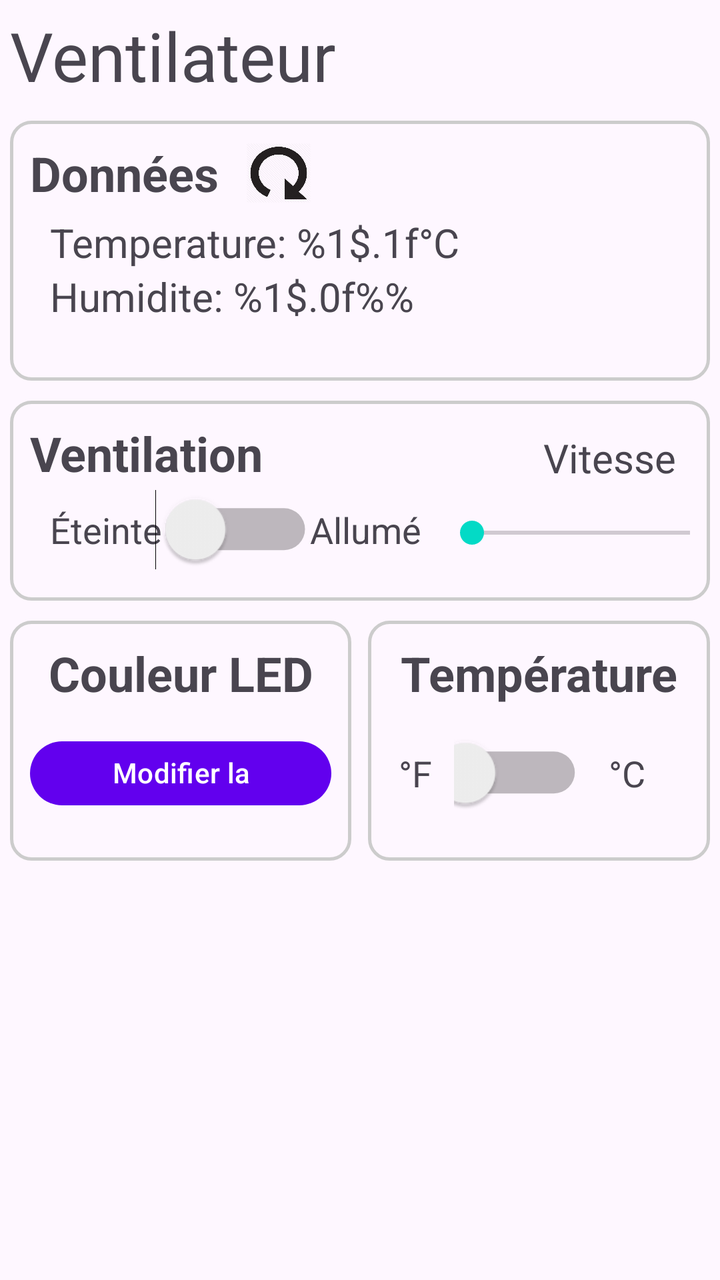
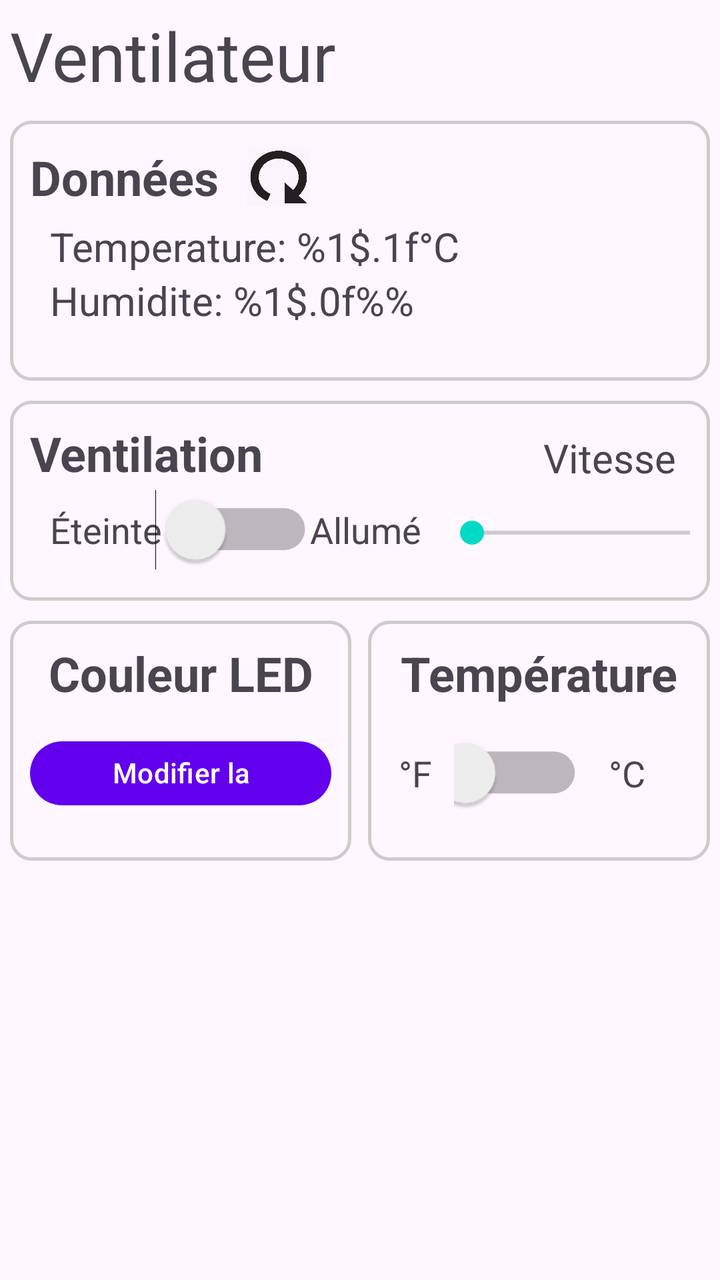

The first picture is an Android layout as it rendered before a commit; the second is the same layout after the commit. The layout source and the unified diff follow.
<!-- AndroidManifest.xml: application theme Theme.ObjetConnecteApplication -->
<!-- res/layout/fragment_accueil.xml -->
<?xml version="1.0" encoding="utf-8"?>
<androidx.constraintlayout.widget.ConstraintLayout xmlns:android="http://schemas.android.com/apk/res/android"
    xmlns:app="http://schemas.android.com/apk/res-auto"
    xmlns:tools="http://schemas.android.com/tools"
    android:layout_width="match_parent"
    android:layout_height="match_parent">

    <TextView
        android:id="@+id/tv_titre_vue_accueil"
        android:layout_width="wrap_content"
        android:layout_height="wrap_content"
        android:layout_marginStart="5dp"
        android:layout_marginTop="5dp"
        android:text="@string/ventilateur"
        android:textSize="34sp"
        app:layout_constraintStart_toStartOf="parent"
        app:layout_constraintTop_toTopOf="parent" />

    <androidx.constraintlayout.widget.ConstraintLayout
        android:id="@+id/layout_donnees"
        android:layout_width="0dp"
        android:layout_height="130dp"
        android:layout_marginStart="5dp"
        android:layout_marginTop="10dp"
        android:layout_marginEnd="5dp"
        android:background="@drawable/customborder"
        app:layout_constraintEnd_toEndOf="parent"
        app:layout_constraintStart_toStartOf="parent"
        app:layout_constraintTop_toBottomOf="@+id/tv_titre_vue_accueil">


        <TextView
            android:id="@+id/tv_donnees"
            android:layout_width="wrap_content"
            android:layout_height="wrap_content"
            android:text="@string/donnees"
            android:textSize="24sp"
            android:textStyle="bold"
            app:layout_constraintStart_toStartOf="parent"
            app:layout_constraintTop_toTopOf="parent" />

        <ImageButton
            android:id="@+id/btn_refresh_status"
            android:layout_width="30dp"
            android:layout_height="0dp"
            android:layout_marginStart="15dp"
            android:background="@drawable/reload_icon_16891"
            android:rotation="90"
            app:layout_constraintBottom_toBottomOf="@+id/tv_donnees"
            app:layout_constraintStart_toEndOf="@+id/tv_donnees"
            app:layout_constraintTop_toTopOf="@+id/tv_donnees" />

        <TextView
            android:id="@+id/tv_temperature"
            android:layout_width="wrap_content"
            android:layout_height="wrap_content"
            android:layout_marginStart="10dp"
            android:layout_marginTop="5dp"
            android:text="@string/temperature"
            android:textSize="20sp"
            app:layout_constraintStart_toStartOf="@+id/tv_donnees"
            app:layout_constraintTop_toBottomOf="@+id/tv_donnees" />

        <TextView
            android:id="@+id/tv_humidite"
            android:layout_width="wrap_content"
            android:layout_height="wrap_content"
            android:text="@string/humidite"
            android:textSize="20sp"
            app:layout_constraintStart_toStartOf="@+id/tv_temperature"
            app:layout_constraintTop_toBottomOf="@+id/tv_temperature" />

    </androidx.constraintlayout.widget.ConstraintLayout>

    <androidx.constraintlayout.widget.ConstraintLayout
        android:id="@+id/layout_ventilation"
        android:layout_width="0dp"
        android:layout_height="100dp"
        android:layout_marginTop="10dp"
        android:background="@drawable/customborder"
        app:layout_constraintEnd_toEndOf="@+id/layout_donnees"
        app:layout_constraintStart_toStartOf="@+id/layout_donnees"
        app:layout_constraintTop_toBottomOf="@+id/layout_donnees">

        <TextView
            android:id="@+id/tv_ventilation"
            android:layout_width="wrap_content"
            android:layout_height="wrap_content"
            android:text="@string/ventilation_titre"
            android:textSize="24sp"
            android:textStyle="bold"
            app:layout_constraintStart_toStartOf="parent"
            app:layout_constraintTop_toTopOf="parent" />

        <TextView
            android:id="@+id/tv_ventilation_eteint"
            android:layout_width="wrap_content"
            android:layout_height="wrap_content"
            android:layout_marginStart="10dp"
            android:layout_marginTop="10dp"
            android:text="@string/eteinte"
            android:textSize="18sp"
            app:layout_constraintStart_toStartOf="@+id/tv_ventilation"
            app:layout_constraintTop_toBottomOf="@+id/tv_ventilation" />

        <Switch
            android:id="@+id/switch_ventilation"
            android:layout_width="0dp"
            android:layout_height="37dp"
            android:layout_marginStart="10dp"
            android:scaleX="1.5"
            android:scaleY="1.5"
            app:layout_constraintBottom_toBottomOf="@+id/tv_ventilation_eteint"
            app:layout_constraintStart_toEndOf="@+id/tv_ventilation_eteint"
            app:layout_constraintTop_toTopOf="@+id/tv_ventilation_eteint"
            tools:ignore="UseSwitchCompatOrMaterialXml" />

        <TextView
            android:id="@+id/tv_ventilation_allume"
            android:layout_width="wrap_content"
            android:layout_height="wrap_content"
            android:layout_marginStart="10dp"
            android:text="@string/allume"
            android:textSize="18sp"
            app:layout_constraintBottom_toBottomOf="@+id/tv_ventilation_eteint"
            app:layout_constraintStart_toEndOf="@+id/switch_ventilation"
            app:layout_constraintTop_toTopOf="@+id/tv_ventilation_eteint"
            app:layout_constraintVertical_bias="0.0" />

        <TextView
            android:id="@+id/tv_ventilation_vitesse"
            android:layout_width="wrap_content"
            android:layout_height="wrap_content"
            android:layout_marginStart="140dp"
            android:layout_marginTop="5dp"
            android:text="@string/vitesse_titre"
            android:textSize="20sp"
            app:layout_constraintStart_toEndOf="@+id/tv_ventilation"
            app:layout_constraintTop_toTopOf="parent" />

        <SeekBar
            android:id="@+id/seekBar_vitesse"
            android:layout_width="170dp"
            android:layout_height="wrap_content"
            android:layout_marginTop="15dp"
            app:layout_constraintEnd_toEndOf="@+id/tv_ventilation_vitesse"
            app:layout_constraintStart_toStartOf="@+id/tv_ventilation_vitesse"
            app:layout_constraintTop_toBottomOf="@+id/tv_ventilation_vitesse" />

    </androidx.constraintlayout.widget.ConstraintLayout>

    <LinearLayout
        android:id="@+id/ll_led_temp"
        android:layout_width="0dp"
        android:layout_height="120dp"
        android:layout_marginTop="10dp"
        android:orientation="horizontal"
        app:layout_constraintEnd_toEndOf="@+id/layout_ventilation"
        app:layout_constraintStart_toStartOf="@+id/layout_ventilation"
        app:layout_constraintTop_toBottomOf="@+id/layout_ventilation">

        <androidx.constraintlayout.widget.ConstraintLayout
            android:id="@+id/layout_led"
            android:layout_width="0dp"
            android:layout_height="match_parent"
            android:layout_weight="1"
            android:background="@drawable/customborder">

            <TextView
                android:id="@+id/tv_couleur_led"
                android:layout_width="0dp"
                android:layout_height="wrap_content"
                android:gravity="center"
                android:text="@string/couleur_led_titre"
                android:textSize="24sp"
                android:textStyle="bold"
                app:layout_constraintEnd_toEndOf="parent"
                app:layout_constraintStart_toStartOf="parent"
                app:layout_constraintTop_toTopOf="parent" />

            <Button
                android:id="@+id/btn_modifier_couleur"
                android:layout_width="0dp"
                android:layout_height="40dp"
                android:text="@string/modifier_la_couleur"
                app:layout_constraintBottom_toBottomOf="parent"
                app:layout_constraintEnd_toEndOf="@+id/tv_couleur_led"
                app:layout_constraintStart_toStartOf="@+id/tv_couleur_led"
                app:layout_constraintTop_toBottomOf="@+id/tv_couleur_led" />
        </androidx.constraintlayout.widget.ConstraintLayout>

        <Space
            android:layout_width="wrap_content"
            android:layout_height="wrap_content"
            android:layout_weight="0.05" />

        <androidx.constraintlayout.widget.ConstraintLayout
            android:id="@+id/layout_temperature"
            android:layout_width="0dp"
            android:layout_height="match_parent"
            android:layout_weight="1"
            android:background="@drawable/customborder">

            <TextView
                android:id="@+id/tv_temperature_titre"
                android:layout_width="0dp"
                android:layout_height="wrap_content"
                android:gravity="center"
                android:text="@string/temp_rature_titre"
                android:textSize="24sp"
                android:textStyle="bold"
                app:layout_constraintEnd_toEndOf="parent"
                app:layout_constraintStart_toStartOf="parent"
                app:layout_constraintTop_toTopOf="parent" />

            <LinearLayout
                android:layout_width="0dp"
                android:layout_height="0dp"
                android:orientation="horizontal"
                app:layout_constraintBottom_toBottomOf="parent"
                app:layout_constraintEnd_toEndOf="@+id/tv_temperature_titre"
                app:layout_constraintStart_toStartOf="@+id/tv_temperature_titre"
                app:layout_constraintTop_toBottomOf="@+id/tv_temperature_titre">

                <TextView
                    android:id="@+id/tv_temperature_type_f"
                    android:layout_width="0dp"
                    android:layout_height="match_parent"
                    android:layout_weight="1"
                    android:gravity="center|right"
                    android:text="@string/temperature_type_f"
                    android:textSize="18sp" />

                <Space
                    android:layout_width="wrap_content"
                    android:layout_height="wrap_content"
                    android:layout_weight="1" />

                <Switch
                    android:id="@+id/switch_temperature_type"
                    android:layout_width="0dp"
                    android:layout_height="match_parent"
                    android:layout_weight="2"
                    android:scaleX="1.5"
                    android:scaleY="1.5"
                    tools:ignore="UseSwitchCompatOrMaterialXml" />

                <Space
                    android:layout_width="wrap_content"
                    android:layout_height="wrap_content"
                    android:layout_weight="1" />

                <TextView
                    android:id="@+id/tv_temperature_type_c"
                    android:layout_width="wrap_content"
                    android:layout_height="match_parent"
                    android:layout_weight="1"
                    android:gravity="center|left"
                    android:text="@string/temperature_type_c"
                    android:textSize="18sp" />
            </LinearLayout>

        </androidx.constraintlayout.widget.ConstraintLayout>

    </LinearLayout>

</androidx.constraintlayout.widget.ConstraintLayout>
<!-- resources referenced by this layout -->
<resources>
  <!-- drawable customborder (drawable) -->
  <?xml version="1.0" encoding="UTF-8"?>
  <shape xmlns:android="http://schemas.android.com/apk/res/android" android:shape="rectangle">
      <corners android:radius="10dp"/>
      <padding android:left="10dp" android:right="10dp" android:top="10dp" android:bottom="10dp"/>
      <stroke android:width="1.5dp" android:color="#CCCCCC"/>
  </shape>
  <!-- drawable reload_icon_16891: png bitmap (drawable, 21418 bytes) -->
  <string name="allume">Allumé</string>
  <string name="couleur_led_titre">Couleur LED</string>
  <string name="donnees">Données</string>
  <string name="eteinte">Éteinte</string>
  <string name="humidite">Humidite: %1$.0f%%</string>
  <string name="modifier_la_couleur">Modifier la couleur</string>
  <string name="temp_rature_titre">Température</string>
  <string name="temperature">Temperature: %1$.1f°C</string>
  <string name="temperature_type_c">°C</string>
  <string name="temperature_type_f">°F</string>
  <string name="ventilateur">Ventilateur</string>
  <string name="ventilation_titre">Ventilation</string>
  <string name="vitesse_titre">Vitesse</string>
  <style name="Theme.ObjetConnecteApplication" parent="Base.Theme.ObjetConnecteApplication" />
  <style name="Base.Theme.ObjetConnecteApplication" parent="Theme.Material3.DayNight.NoActionBar">
          
          <item name="colorPrimary">@color/colorPrimary</item> 
          <item name="colorOnPrimary">@color/colorOnPrimary</item> 
  
          <item name="colorSecondary">@color/colorSecondary</item> 
          <item name="colorOnSecondary">@color/colorOnSecondary</item> 
  
          
          <item name="buttonStyle">@style/ButtonStyle</item>
      </style>
  <color name="colorPrimary">#6200EE</color>
  <color name="colorOnPrimary">#FFFFFF</color>
  <color name="colorSecondary">#03DAC6</color>
  <color name="colorOnSecondary">#000000</color>
  <style name="ButtonStyle">
          <item name="android:backgroundTint">@color/colorButtonBackground</item>
          <item name="android:textColor">@color/colorButtonText</item>
      </style>
  <color name="colorButtonBackground">#FF6200</color>
  <color name="colorButtonText">#FFFFFF</color>
</resources>

<!-- the commit's change to res/layout/fragment_accueil.xml (unified diff, before → after) -->
@@ -33,6 +33,7 @@
             android:id="@+id/tv_donnees"
             android:layout_width="wrap_content"
             android:layout_height="wrap_content"
+            android:layout_marginTop="2dp"
             android:text="@string/donnees"
             android:textSize="24sp"
             android:textStyle="bold"
